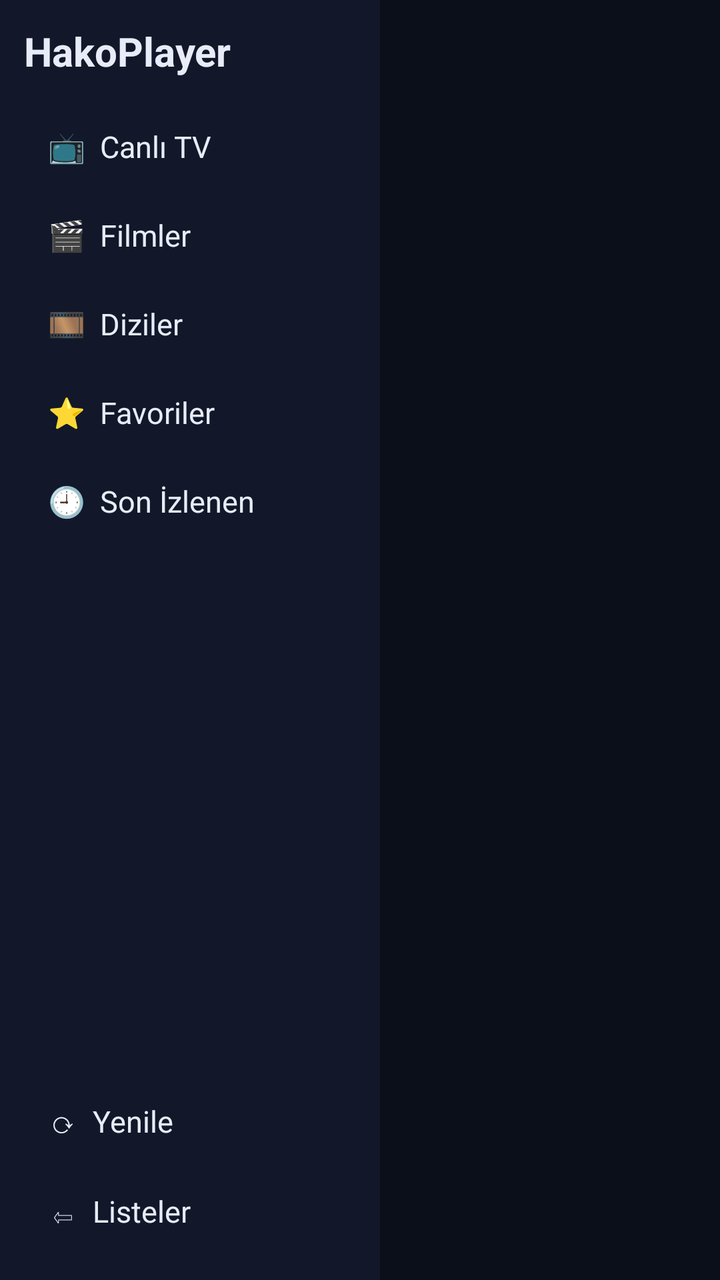
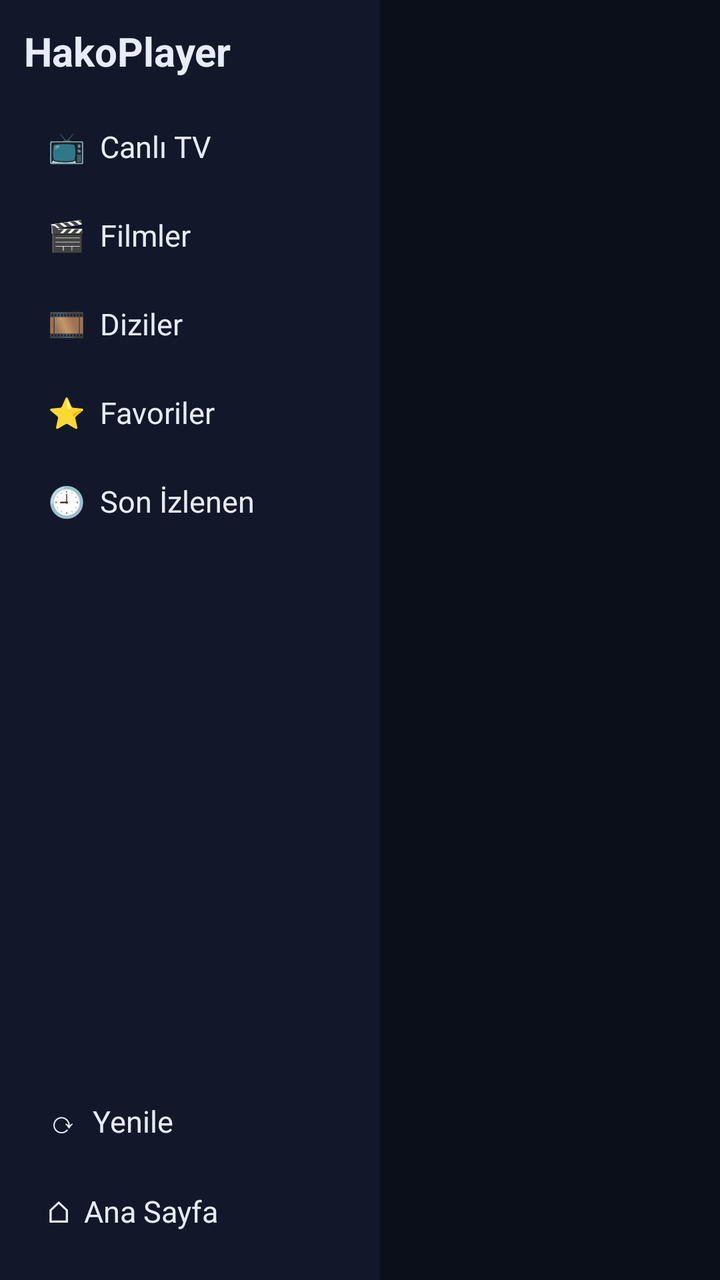

Before-and-after screenshots of an Android layout around one commit, followed by the original layout XML and the change that was made.
<!-- AndroidManifest.xml: application theme AppTheme -->
<!-- res/layout/activity_home.xml -->
<?xml version="1.0" encoding="utf-8"?>
<LinearLayout xmlns:android="http://schemas.android.com/apk/res/android"
    android:layout_width="match_parent" android:layout_height="match_parent" android:orientation="horizontal">

    <LinearLayout android:id="@+id/nav" android:layout_width="190dp" android:layout_height="match_parent"
        android:orientation="vertical" android:background="@color/panel" android:padding="12dp">
        <TextView android:layout_width="wrap_content" android:layout_height="wrap_content"
            android:text="HakoPlayer" android:textSize="20sp" android:textStyle="bold" android:layout_marginBottom="12dp" />
        <TextView android:id="@+id/navLive" style="@style/NavBtn" android:layout_width="match_parent" android:text="📺  Canlı TV" />
        <TextView android:id="@+id/navMovie" style="@style/NavBtn" android:layout_width="match_parent" android:text="🎬  Filmler" />
        <TextView android:id="@+id/navSeries" style="@style/NavBtn" android:layout_width="match_parent" android:text="🎞  Diziler" />
        <TextView android:id="@+id/navFav" style="@style/NavBtn" android:layout_width="match_parent" android:text="⭐  Favoriler" />
        <TextView android:id="@+id/navRecent" style="@style/NavBtn" android:layout_width="match_parent" android:text="🕘  Son İzlenen" />
        <View android:layout_width="1dp" android:layout_height="0dp" android:layout_weight="1" />
        <TextView android:id="@+id/tvAccount" android:layout_width="wrap_content" android:layout_height="wrap_content"
            android:textColor="@color/muted" android:textSize="12sp" />
        <TextView android:id="@+id/navReload" style="@style/NavBtn" android:layout_width="match_parent" android:text="⟳  Yenile" />
        <TextView android:id="@+id/navBack" style="@style/NavBtn" android:layout_width="match_parent" android:text="⇦  Listeler" />
    </LinearLayout>

    <androidx.recyclerview.widget.RecyclerView android:id="@+id/rvCategories"
        android:layout_width="240dp" android:layout_height="match_parent" android:padding="8dp"
        android:clipToPadding="false" />

    <LinearLayout android:layout_width="0dp" android:layout_height="match_parent" android:layout_weight="1"
        android:orientation="vertical" android:padding="8dp">
        <LinearLayout android:layout_width="match_parent" android:layout_height="wrap_content"
            android:orientation="horizontal" android:gravity="center_vertical">
            <TextView android:id="@+id/tvTitle" android:layout_width="0dp" android:layout_weight="1"
                android:layout_height="wrap_content" android:textSize="18sp" android:textStyle="bold" android:singleLine="true" />
            <EditText android:id="@+id/etSearch" style="@style/Field" android:layout_width="220dp"
                android:layout_marginTop="0dp" android:hint="🔍 Ara" android:imeOptions="actionSearch" />
        </LinearLayout>
        <ProgressBar android:id="@+id/progress" android:layout_width="wrap_content"
            android:layout_height="wrap_content" android:layout_gravity="center" android:visibility="gone" />
        <TextView android:id="@+id/tvEmpty" android:layout_width="wrap_content" android:layout_height="wrap_content"
            android:layout_gravity="center" android:textColor="@color/muted" android:visibility="gone" android:padding="24dp" />
        <androidx.recyclerview.widget.RecyclerView android:id="@+id/rvItems"
            android:layout_width="match_parent" android:layout_height="match_parent"
            android:layout_marginTop="8dp" android:clipToPadding="false" />
    </LinearLayout>
</LinearLayout>
<!-- resources referenced by this layout -->
<resources>
  <color name="muted">#8B95B5</color>
  <color name="panel">#121829</color>
  <style name="Field">
          <item name="android:layout_width">match_parent</item>
          <item name="android:layout_height">wrap_content</item>
          <item name="android:background">@drawable/bg_field</item>
          <item name="android:padding">12dp</item>
          <item name="android:layout_marginTop">10dp</item>
          <item name="android:singleLine">true</item>
          <item name="android:textSize">15sp</item>
      </style>
  <style name="NavBtn">
          <item name="android:layout_width">wrap_content</item>
          <item name="android:layout_height">wrap_content</item>
          <item name="android:background">@drawable/bg_item</item>
          <item name="android:focusable">true</item>
          <item name="android:clickable">true</item>
          <item name="android:padding">12dp</item>
          <item name="android:textSize">15sp</item>
          <item name="android:textColor">@color/text</item>
          <item name="android:singleLine">true</item>
      </style>
  <style name="AppTheme" parent="Theme.AppCompat.NoActionBar">
          <item name="android:windowBackground">@color/bg</item>
          <item name="colorPrimary">@color/panel</item>
          <item name="colorPrimaryDark">@color/bg</item>
          <item name="colorAccent">@color/accent</item>
          <item name="android:textColorPrimary">@color/text</item>
          <item name="android:textColor">@color/text</item>
          <item name="android:textColorHint">@color/muted</item>
      </style>
  <!-- drawable bg_field (drawable) -->
  <?xml version="1.0" encoding="utf-8"?>
  <selector xmlns:android="http://schemas.android.com/apk/res/android">
      <item android:state_focused="true">
          <shape><solid android:color="@color/bg" /><corners android:radius="10dp" />
              <stroke android:width="2dp" android:color="@color/accent" /></shape>
      </item>
      <item><shape><solid android:color="@color/bg" /><corners android:radius="10dp" />
          <stroke android:width="1dp" android:color="@color/line" /></shape></item>
  </selector>
  <!-- drawable bg_item (drawable) -->
  <?xml version="1.0" encoding="utf-8"?>
  <selector xmlns:android="http://schemas.android.com/apk/res/android">
      <item android:state_focused="true">
          <shape><solid android:color="@color/panel2" /><corners android:radius="8dp" />
              <stroke android:width="3dp" android:color="@color/accent" /></shape>
      </item>
      <item android:state_pressed="true">
          <shape><solid android:color="@color/panel2" /><corners android:radius="8dp" /></shape>
      </item>
      <item android:state_selected="true">
          <shape><solid android:color="@color/panel2" /><corners android:radius="8dp" />
              <stroke android:width="1dp" android:color="@color/accent2" /></shape>
      </item>
      <item><shape><solid android:color="@android:color/transparent" /><corners android:radius="8dp" /></shape></item>
  </selector>
  <color name="text">#E8ECF8</color>
  <color name="bg">#0B0F1A</color>
  <color name="accent">#3D7BFF</color>
  <color name="line">#243055</color>
  <color name="panel2">#1C2542</color>
  <color name="accent2">#7A5CFF</color>
</resources>

<!-- the commit's change to res/layout/activity_home.xml (unified diff, before → after) -->
@@ -15,7 +15,7 @@
         <TextView android:id="@+id/tvAccount" android:layout_width="wrap_content" android:layout_height="wrap_content"
             android:textColor="@color/muted" android:textSize="12sp" />
         <TextView android:id="@+id/navReload" style="@style/NavBtn" android:layout_width="match_parent" android:text="⟳  Yenile" />
-        <TextView android:id="@+id/navBack" style="@style/NavBtn" android:layout_width="match_parent" android:text="⇦  Listeler" />
+        <TextView android:id="@+id/navBack" style="@style/NavBtn" android:layout_width="match_parent" android:text="⌂  Ana Sayfa" />
     </LinearLayout>
 
     <androidx.recyclerview.widget.RecyclerView android:id="@+id/rvCategories"
